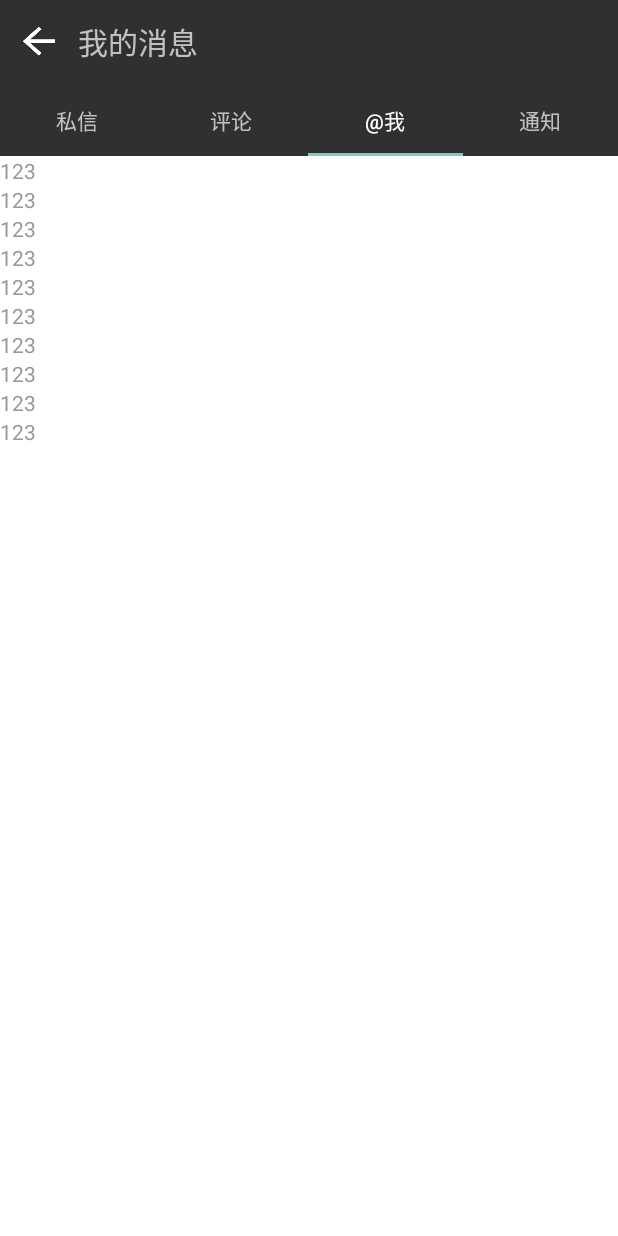
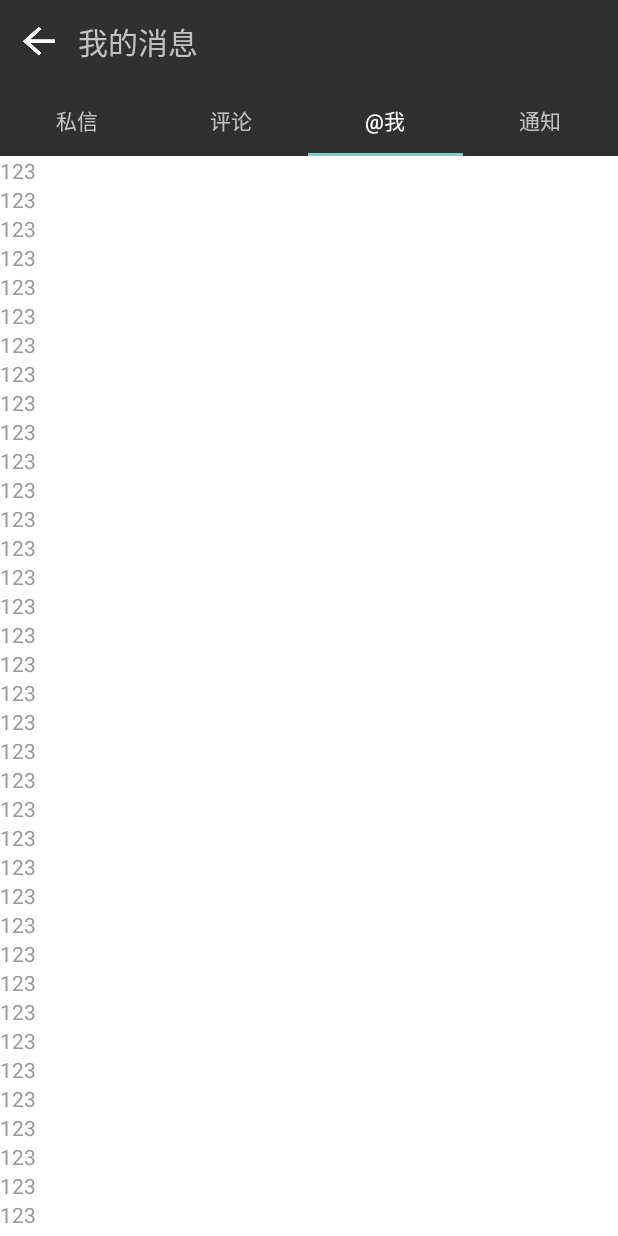
Before and after one commit to fangxiaopeng/KotlinDev, an Android app: the screen it shows after launch (MainActivity), tab 3 chosen, on a phone screen of 412 x 824 dp. Run offline under Robolectric (Android 15) with nearby library versions, the phone set to English and light mode, and no system bars.

Commit message:
实现私信列表显示

```diff
--- a/KotlinDev/module_message/src/main/java/com/fxp/module_message/fragment/PrivateMsgFragment.kt
+++ b/KotlinDev/module_message/src/main/java/com/fxp/module_message/fragment/PrivateMsgFragment.kt
@@ -1,71 +1,52 @@
 package com.fxp.module_message.fragment
 
-import android.app.Activity
-import android.os.Bundle
-import android.support.v4.app.Fragment
+import android.support.v4.widget.SwipeRefreshLayout
 import android.support.v7.widget.LinearLayoutManager
 import android.support.v7.widget.RecyclerView
-import android.util.AttributeSet
-import android.view.LayoutInflater
-import android.view.View
-import android.view.ViewGroup
 import com.fxp.module_message.R
 import com.fxp.module_message.adapter.PrivateMsgAdapter
 import com.fxp.module_message.model.PrivateMsgModel
 
-class PrivateMsgFragment: Fragment() {
+class PrivateMsgFragment : BaseFragment(), SwipeRefreshLayout.OnRefreshListener {
 
-    private val TAG: String = "PrivateMsgFragment"
-
-    private var mainView: View? = null
+    private var swipeRefreshLayout:SwipeRefreshLayout? = null
 
     private lateinit var privateMsgRecyclerView: RecyclerView
 
     private lateinit var privateMsgAdapter: PrivateMsgAdapter
 
-    override fun onCreateView(
-            inflater: LayoutInflater,
-            container: ViewGroup?,
-            savedInstanceState: Bundle?
-    ): View? {
-        mainView ?: let {
-            mainView = inflater.inflate(R.layout.fragment_private_msg, container, false)
-        }
-        return mainView
+    override fun setFragmentTag(): String = "PrivateMsgFragment"
+
+    override fun setLayoutId(): Int = R.layout.fragment_private_msg
+
+    override fun findView() {
+        privateMsgRecyclerView = mainView!!.findViewById(R.id.private_msg_recyclerView) as RecyclerView
+        swipeRefreshLayout = mainView!!.findViewById(R.id.private_msg_srl) as SwipeRefreshLayout
     }
 
+    override fun initData() {
 
-    override fun onInflate(activity: Activity?, attrs: AttributeSet?, savedInstanceState: Bundle?) {
-        super.onInflate(activity, attrs, savedInstanceState)
-        println("PrivateMsgFragment onInflate")
     }
 
-    override fun onAttach(activity: Activity?) {
-        super.onAttach(activity)
-        println("PrivateMsgFragment onAttach")
+    override fun initView() {
+        initPrivateMsgRecyclerView()
     }
 
-    override fun onCreate(savedInstanceState: Bundle?) {
-        super.onCreate(savedInstanceState)
-        println("PrivateMsgFragment onCreate")
+    override fun initListener() {
+        swipeRefreshLayout!!.setOnRefreshListener(this)
     }
 
-    override fun onViewCreated(view: View, savedInstanceState: Bundle?) {
-        super.onViewCreated(view, savedInstanceState)
-        println("PrivateMsgFragment onViewCreated")
-
-        privateMsgRecyclerView = mainView!!.findViewById(R.id.private_msg_recyclerView) as RecyclerView
+    fun initPrivateMsgRecyclerView(){
         val layoutManager = LinearLayoutManager(context)
         layoutManager.orientation = LinearLayoutManager.VERTICAL
         privateMsgRecyclerView.layoutManager = layoutManager
-
         privateMsgAdapter = PrivateMsgAdapter(context, getPrivateMsgData())
         privateMsgRecyclerView.adapter = privateMsgAdapter
     }
 
     fun getPrivateMsgData():MutableList<PrivateMsgModel>{
         var privateMsgList: MutableList<PrivateMsgModel> = mutableListOf()
-        for (i in 1..10){
+        for (i in 1..50){
             var privateMsg: PrivateMsgModel? = PrivateMsgModel()
             privateMsg!!.msgContent = "123"
             privateMsgList.add(privateMsg)
@@ -73,44 +54,9 @@ class PrivateMsgFragment: Fragment() {
         return privateMsgList
     }
 
-    override fun onActivityCreated(savedInstanceState: Bundle?) {
-        super.onActivityCreated(savedInstanceState)
-        println("PrivateMsgFragment onActivityCreated")
-    }
-
-    override fun onStart() {
-        super.onStart()
-        println("PrivateMsgFragment onStart")
-    }
-
-    override fun onResume() {
-        super.onResume()
-        println("PrivateMsgFragment onResume")
-    }
-
-    override fun onPause() {
-        super.onPause()
-        println("PrivateMsgFragment onPause")
-    }
-
-    override fun onStop() {
-        super.onStop()
-        println("PrivateMsgFragment onStop")
-    }
-
-    override fun onDestroyView() {
-        super.onDestroyView()
-        println("PrivateMsgFragment onDestroyView")
-    }
-
-    override fun onDestroy() {
-        super.onDestroy()
-        println("PrivateMsgFragment onDestroy")
-    }
-
-    override fun onDetach() {
-        super.onDetach()
-        println("PrivateMsgFragment onDetach")
+    override fun onRefresh() {
+        Thread.sleep(1500)
+        swipeRefreshLayout!!.setRefreshing(false)
     }
 
 }
```
